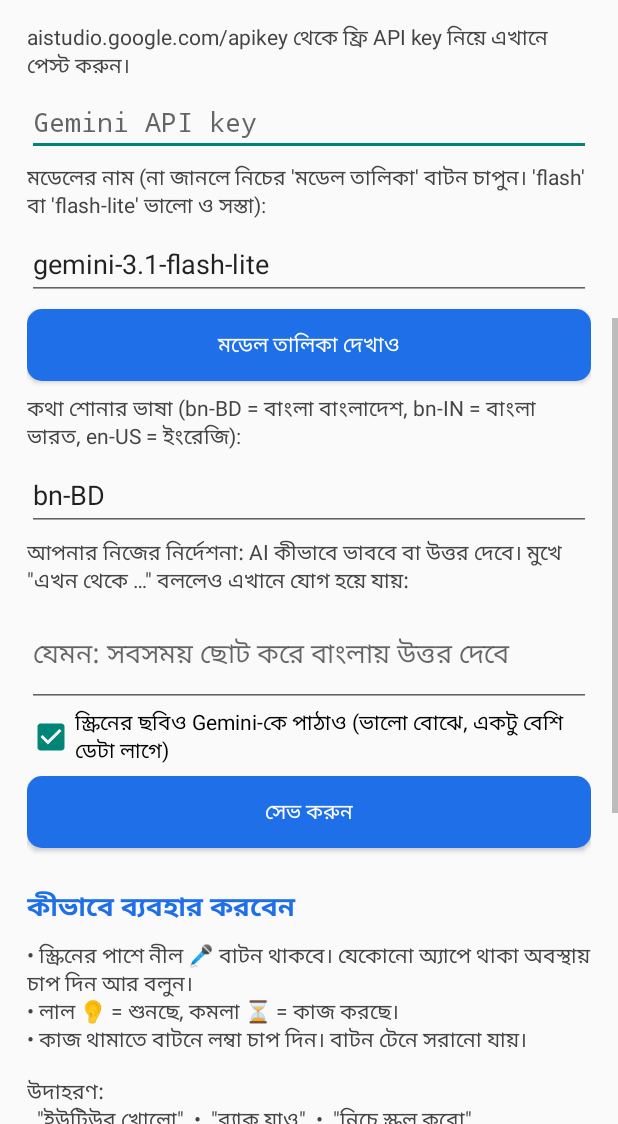
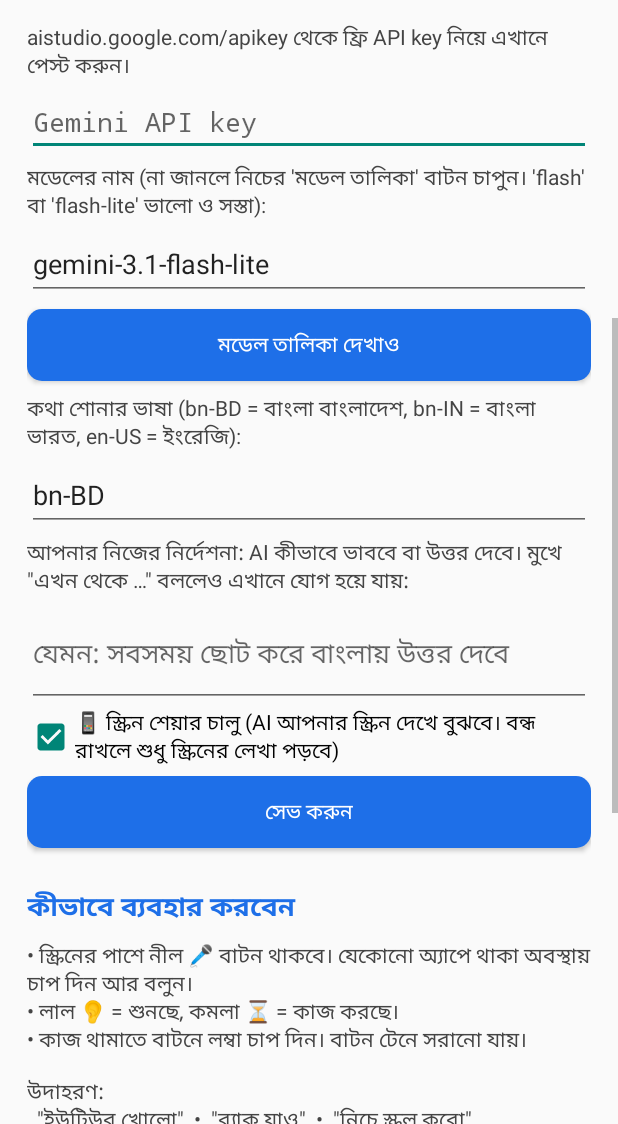
Before and after one commit to Jahangir7980/VoiceAgent, an Android app: the screen it shows after launch (MainActivity), scrolled down 537 dp, on a phone screen of 412 x 824 dp, the part 112-1236 px from its top. Run offline under Robolectric (Android 15) with nearby library versions, the phone set to English and light mode, and no system bars.

Commit message:
Label screen-share toggle
Co-Authored-By: Claude Opus 5.5 <noreply@anthropic.com>
Claude-Session: https://claude.ai/code/session_019qfFGTZLs93oTzebHb83Hm

```diff
--- a/app/src/main/java/com/ruhul/voiceagent/MainActivity.java
+++ b/app/src/main/java/com/ruhul/voiceagent/MainActivity.java
@@ -92,7 +92,7 @@ public class MainActivity extends Activity {
         instrField.setMinLines(2);
         root.addView(instrField);
         shotsBox = new CheckBox(this);
-        shotsBox.setText("স্ক্রিনের ছবিও Gemini-কে পাঠাও (ভালো বোঝে, একটু বেশি ডেটা লাগে)");
+        shotsBox.setText("📱 স্ক্রিন শেয়ার চালু (AI আপনার স্ক্রিন দেখে বুঝবে। বন্ধ রাখলে শুধু স্ক্রিনের লেখা পড়বে)");
         shotsBox.setChecked(Prefs.screenshots(this));
         root.addView(shotsBox);
         root.addView(button("সেভ করুন", v -> {
```
